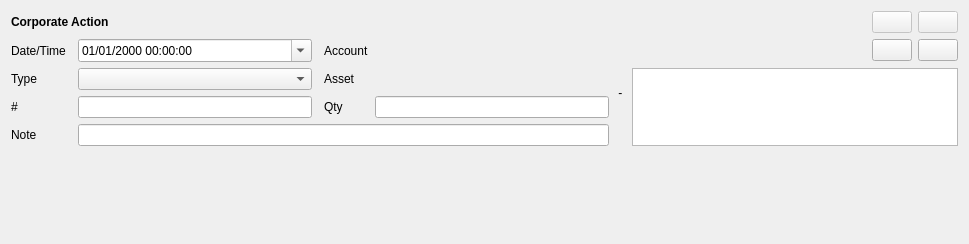
Before: the Qt Designer form jal/ui/widgets/corporate_action_operation.ui in titov-vv/jal, drawn with Qt 5.
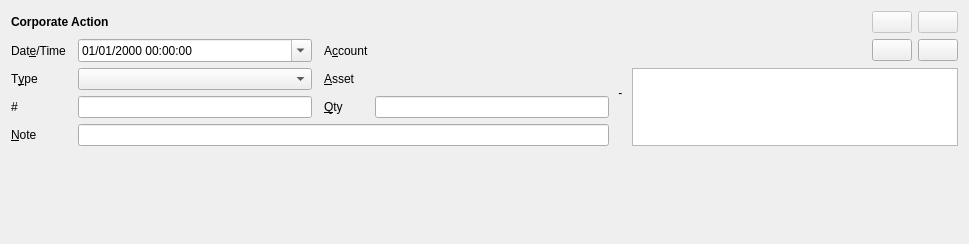
After: the same form once the commit is applied. Custom widgets are drawn as their Qt base class.

The edit to the form file:
```diff
--- a/jal/ui/widgets/corporate_action_operation.ui
+++ b/jal/ui/widgets/corporate_action_operation.ui
@@ -27,7 +27,7 @@
    <item row="3" column="4">
     <widget class="QLabel" name="asset_label">
      <property name="text">
-      <string>Asset</string>
+      <string>&amp;Asset</string>
      </property>
      <property name="buddy">
       <cstring>symbol_widget</cstring>
@@ -40,7 +40,7 @@
    <item row="2" column="4">
     <widget class="QLabel" name="account_label">
      <property name="text">
-      <string>Account</string>
+      <string>A&amp;ccount</string>
      </property>
      <property name="buddy">
       <cstring>account_widget</cstring>
@@ -50,7 +50,7 @@
    <item row="5" column="0">
     <widget class="QLabel" name="note_label">
      <property name="text">
-      <string>Note</string>
+      <string>&amp;Note</string>
      </property>
      <property name="buddy">
       <cstring>note</cstring>
@@ -73,7 +73,7 @@
    <item row="4" column="4">
     <widget class="QLabel" name="qty_label">
      <property name="text">
-      <string>Qty</string>
+      <string>&amp;Qty</string>
      </property>
      <property name="buddy">
       <cstring>qty_edit</cstring>
@@ -95,7 +95,7 @@
    <item row="2" column="0">
     <widget class="QLabel" name="date_label">
      <property name="text">
-      <string>Date/Time</string>
+      <string>Dat&amp;e/Time</string>
      </property>
      <property name="buddy">
       <cstring>timestamp_editor</cstring>
@@ -125,7 +125,7 @@
    <item row="3" column="0">
     <widget class="QLabel" name="type_label">
      <property name="text">
-      <string>Type</string>
+      <string>T&amp;ype</string>
      </property>
      <property name="buddy">
       <cstring>type</cstring>
```
Left out of the diff: 1 changed line with no effect on the pictures.
